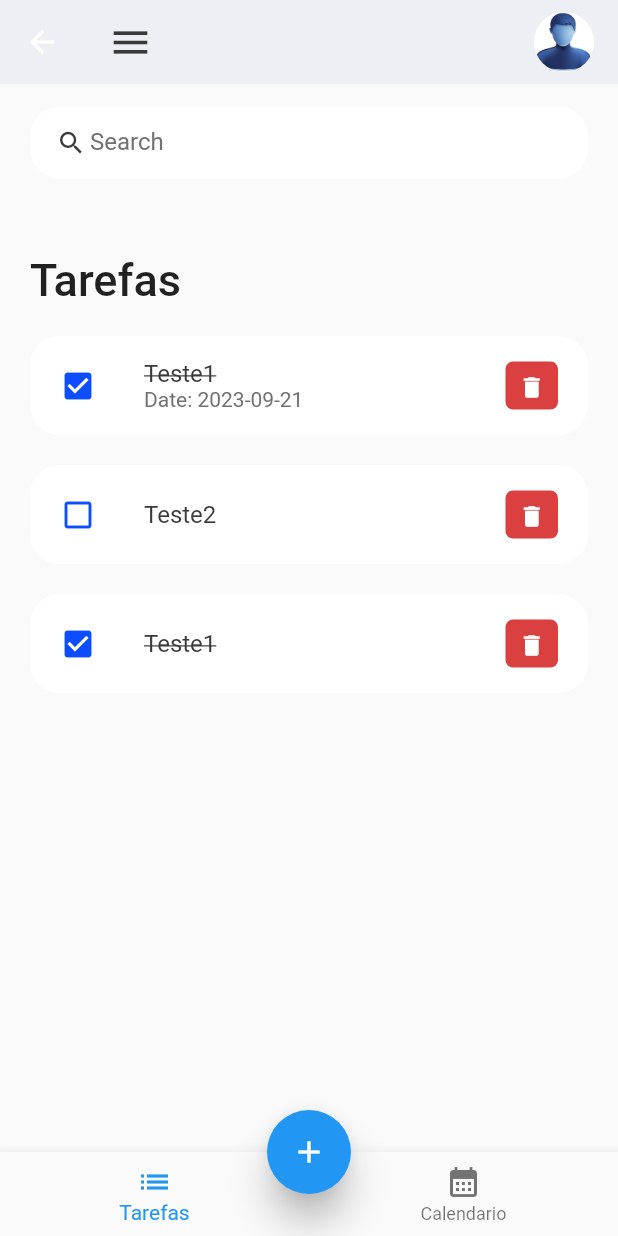
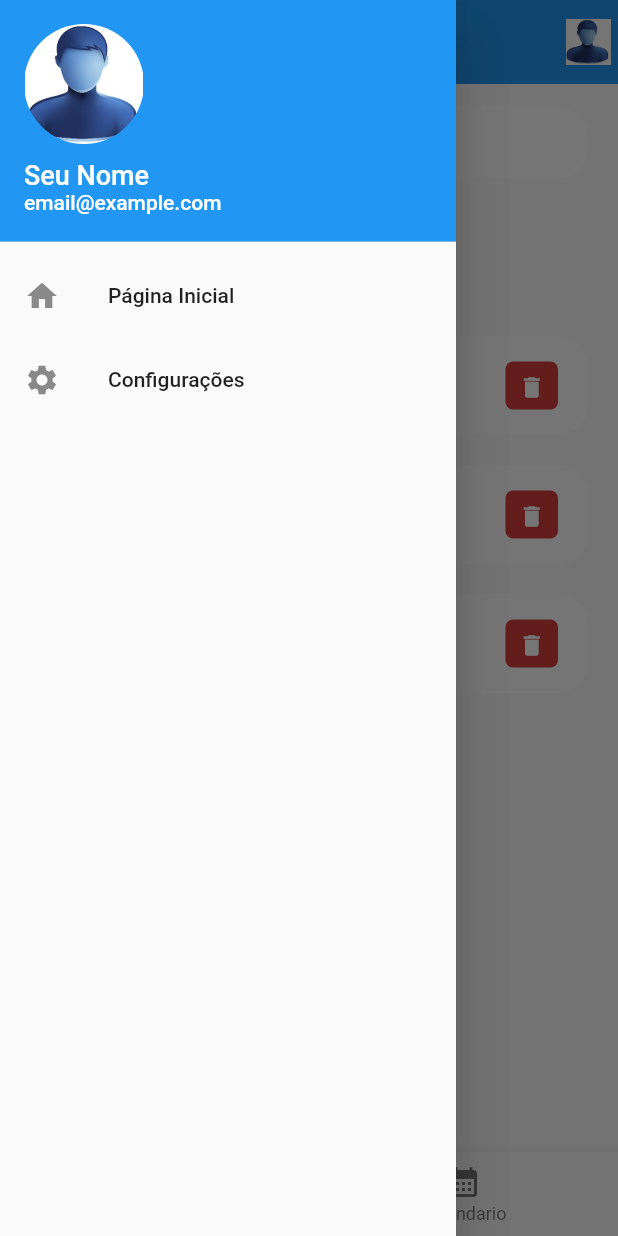
Before and after one commit to CaptLuckyTiger/MemoTask, a Flutter app: the Home screen opened by its route, with the side drawer open (before the commit the screen has no drawer), on a phone screen of 412 x 824 dp. Run offline on Flutter 3.47's test engine with Material 2 defaults, Android fonts, the phone set to English and light mode, and no system bars; our stand-ins replace table_calendar.

Commit message:
calendario e menu later implementados

```diff
--- a/lib/screens/home.dart
+++ b/lib/screens/home.dart
@@ -2,7 +2,8 @@ import 'package:flutter/material.dart';
 import '../model/todo.dart';
 import '../constants/colors.dart';
 import '../widgets/todo_item.dart';
-import 'add_task_screen.dart'; // Importe a tela de adição de tarefas
+import 'add_task_screen.dart';
+import 'calendar_screen.dart'; // Importe a tela de adição de tarefas
 
 class Home extends StatefulWidget {
   const Home({Key? key}) : super(key: key);
@@ -29,6 +30,7 @@ class _HomeState extends State<Home> {
       appBar: _buildAppBar(),
       body:
           _buildBody(), // Use um método separado para construir o corpo da tela
+      drawer: _buildDrawer(), // Adicione o Drawer aqui
       bottomNavigationBar: BottomNavigationBar(
         currentIndex: _currentIndex,
         onTap: (index) {
@@ -42,12 +44,12 @@ class _HomeState extends State<Home> {
             label: 'Tarefas',
           ),
           BottomNavigationBarItem(
-            icon: Icon(
-                Icons.calendar_month), // Altere o ícone para um botão entalhado
+            icon: Icon(Icons.calendar_month),
             label: 'Calendario',
           ),
         ],
       ),
+
       floatingActionButton: _currentIndex == 0
           ? FloatingActionButton(
               onPressed: () async {
@@ -113,7 +115,7 @@ class _HomeState extends State<Home> {
         ],
       );
     } else {
-      return Container(); // Caso contrário, retorne um container vazio
+      return const CalendarScreen(); // Use the CalendarScreen widget here
     }
   }
 
@@ -186,23 +188,81 @@ class _HomeState extends State<Home> {
 
   AppBar _buildAppBar() {
     return AppBar(
-      backgroundColor: tdBGColor,
+      backgroundColor: Colors.blue, // Defina a cor da barra superior como azul
       elevation: 0,
-      title: Row(mainAxisAlignment: MainAxisAlignment.spaceBetween, children: [
-        const Icon(
-          Icons.menu,
-          color: tdBlack,
-          size: 30,
-        ),
+      title: const Text('MemoTask'),
+      actions: [
         SizedBox(
           height: 40,
           width: 40,
           child: ClipRRect(
-            borderRadius: BorderRadius.circular(20),
-            child: Image.asset('assets/images/avatar.jpeg'),
+            borderRadius: BorderRadius.circular(40),
+            child: Image.asset(
+              'assets/images/avatar.jpeg',
+              scale: 10,
+            ),
           ),
         ),
-      ]),
+      ],
+    );
+  }
+
+  Widget _buildDrawer() {
+    return Drawer(
+      child: ListView(
+        padding: EdgeInsets.zero,
+        children: [
+          DrawerHeader(
+            decoration: const BoxDecoration(
+              color: Colors.blue, // Use a mesma cor da barra superior
+            ),
+            child: Column(
+              crossAxisAlignment: CrossAxisAlignment.start,
+              children: [
+                SizedBox(
+                  height: 80,
+                  width: 80,
+                  child: ClipRRect(
+                    borderRadius: BorderRadius.circular(40),
+                    child: Image.asset('assets/images/avatar.jpeg'),
+                  ),
+                ),
+                const SizedBox(height: 10),
+                const Text(
+                  'Seu Nome',
+                  style: TextStyle(
+                    color: Colors.white,
+                    fontSize: 18,
+                  ),
+                ),
+                const Text(
+                  'email@example.com',
+                  style: TextStyle(
+                    color: Colors.white,
+                    fontSize: 14,
+                  ),
+                ),
+              ],
+            ),
+          ),
+          ListTile(
+            leading: const Icon(Icons.home),
+            title: const Text('Página Inicial'),
+            onTap: () {
+              Navigator.pop(context);
+              // Implementar depois
+            },
+          ),
+          ListTile(
+            leading: const Icon(Icons.settings),
+            title: const Text('Configurações'),
+            onTap: () {
+              Navigator.pop(context);
+              // Implementar depois
+            },
+          ),
+        ],
+      ),
     );
   }
 }
--- a/pubspec.yaml
+++ b/pubspec.yaml
@@ -33,6 +33,7 @@ dependencies:
   # The following adds the Cupertino Icons font to your application.
   # Use with the CupertinoIcons class for iOS style icons.
   cupertino_icons: ^1.0.2
+  table_calendar: ^3.0.9
 
 dev_dependencies:
   flutter_test:
```
Also changed, not shown: lib/main.dart (+10 -1 lines), lib/screens/calendar_screen.dart (added, +54 -0 lines), pubspec.lock.
